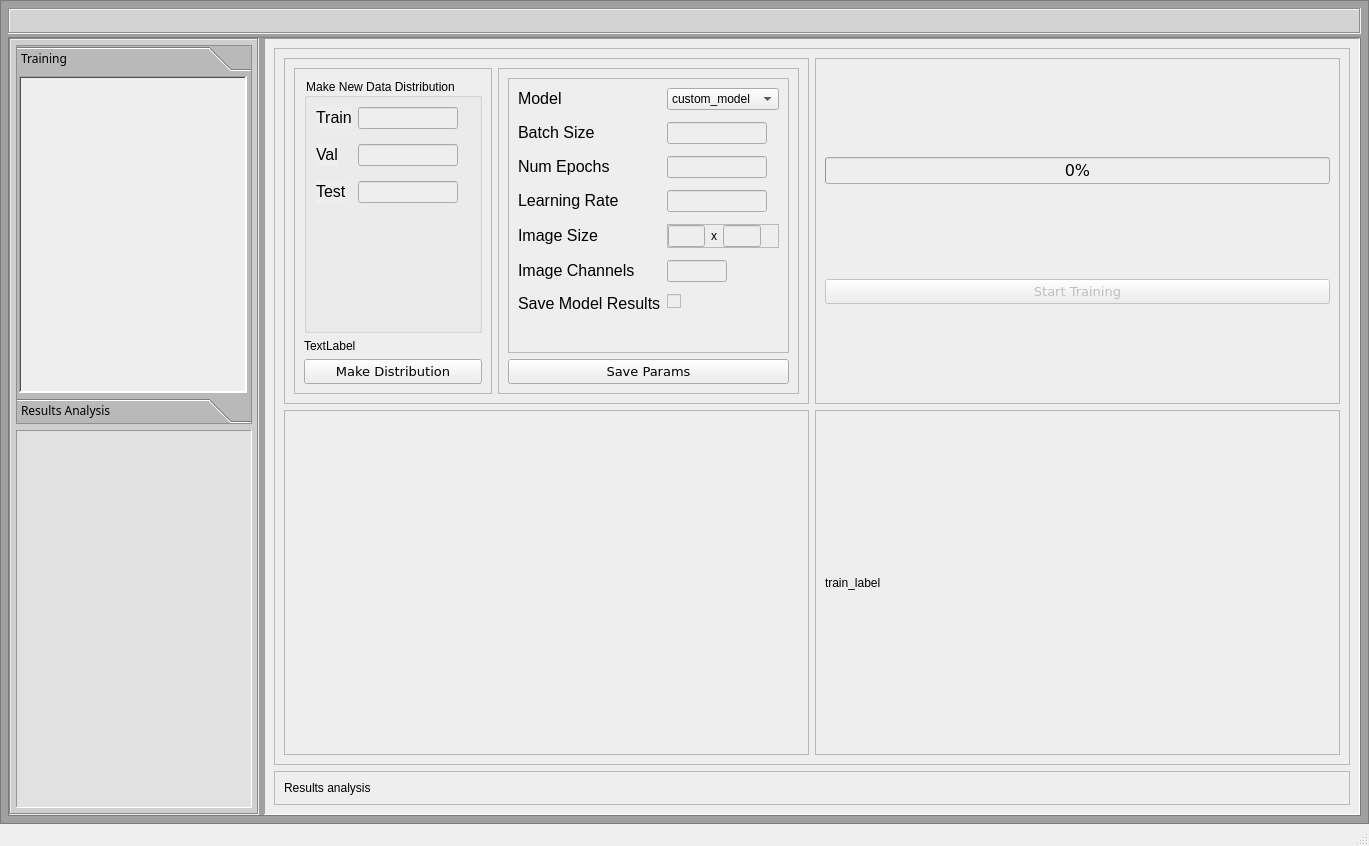
SantiagoSVS10/classification_tool, file gui/main_window.ui: the form before one commit.
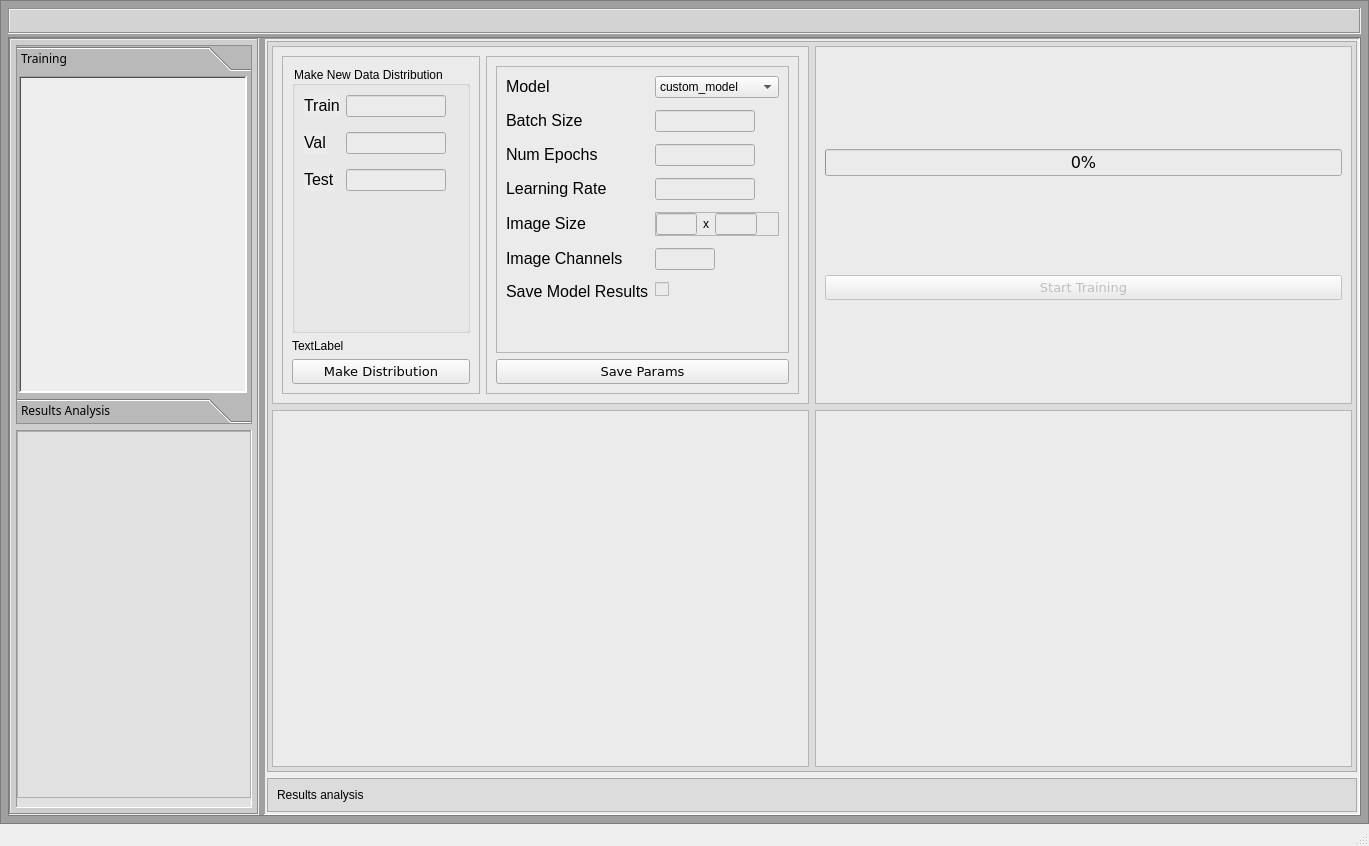
The form after the commit.

Diff of the .ui file:
```diff
--- a/gui/main_window.ui
+++ b/gui/main_window.ui
@@ -258,7 +258,7 @@
               </widget>
              </item>
              <item>
-              <widget class="QFrame" name="frame">
+              <widget class="QFrame" name="experiments_frame">
                <property name="styleSheet">
                 <string notr="true">background-color: rgb(225, 225, 225);</string>
                </property>
@@ -268,6 +268,20 @@
                <property name="frameShadow">
                 <enum>QFrame::Sunken</enum>
                </property>
+               <layout class="QVBoxLayout" name="verticalLayout_11">
+                <property name="leftMargin">
+                 <number>0</number>
+                </property>
+                <property name="topMargin">
+                 <number>0</number>
+                </property>
+                <property name="rightMargin">
+                 <number>0</number>
+                </property>
+                <item>
+                 <widget class="QListWidget" name="qt_experiments_list"/>
+                </item>
+               </layout>
               </widget>
              </item>
             </layout>
@@ -288,8 +302,23 @@
              <number>5</number>
             </property>
             <layout class="QVBoxLayout" name="verticalLayout_8">
+             <property name="leftMargin">
+              <number>2</number>
+             </property>
+             <property name="topMargin">
+              <number>2</number>
+             </property>
+             <property name="rightMargin">
+              <number>2</number>
+             </property>
+             <property name="bottomMargin">
+              <number>2</number>
+             </property>
              <item>
               <widget class="QFrame" name="R_up_frame">
+               <property name="styleSheet">
+                <string notr="true">background-color: rgb(220, 220, 220);</string>
+               </property>
                <property name="frameShape">
                 <enum>QFrame::StyledPanel</enum>
                </property>
@@ -297,8 +326,23 @@
                 <enum>QFrame::Raised</enum>
                </property>
                <layout class="QGridLayout" name="gridLayout" rowstretch="1,1" columnstretch="1,1">
+                <property name="leftMargin">
+                 <number>4</number>
+                </property>
+                <property name="topMargin">
+                 <number>4</number>
+                </property>
+                <property name="rightMargin">
+                 <number>4</number>
+                </property>
+                <property name="bottomMargin">
+                 <number>4</number>
+                </property>
                 <item row="0" column="0">
                  <widget class="QFrame" name="params_frame">
+                  <property name="styleSheet">
+                   <string notr="true">background-color: rgb(235, 235, 235);</string>
+                  </property>
                   <property name="frameShape">
                    <enum>QFrame::StyledPanel</enum>
                   </property>
@@ -431,8 +475,8 @@
                           <rect>
                            <x>0</x>
                            <y>0</y>
-                           <width>306</width>
-                           <height>265</height>
+                           <width>318</width>
+                           <height>277</height>
                           </rect>
                          </property>
                          <layout class="QFormLayout" name="formLayout">
@@ -687,6 +731,9 @@
                 </item>
                 <item row="0" column="1">
                  <widget class="QFrame" name="train_frame">
+                  <property name="styleSheet">
+                   <string notr="true">background-color: rgb(235, 235, 235);</string>
+                  </property>
                   <property name="frameShape">
                    <enum>QFrame::StyledPanel</enum>
                   </property>
@@ -739,6 +786,9 @@
                 </item>
                 <item row="1" column="0">
                  <widget class="QFrame" name="distribution_frame">
+                  <property name="styleSheet">
+                   <string notr="true">background-color: rgb(235, 235, 235);</string>
+                  </property>
                   <property name="frameShape">
                    <enum>QFrame::StyledPanel</enum>
                   </property>
@@ -758,6 +808,9 @@
                 </item>
                 <item row="1" column="1">
                  <widget class="QFrame" name="training_frame">
+                  <property name="styleSheet">
+                   <string notr="true">background-color: rgb(235, 235, 235);</string>
+                  </property>
                   <property name="frameShape">
                    <enum>QFrame::StyledPanel</enum>
                   </property>
@@ -768,7 +821,7 @@
                    <item>
                     <widget class="QLabel" name="train_label">
                      <property name="text">
-                      <string>train_label</string>
+                      <string/>
                      </property>
                     </widget>
                    </item>
@@ -780,6 +833,9 @@
              </item>
              <item>
               <widget class="QFrame" name="R_bot_frame">
+               <property name="styleSheet">
+                <string notr="true">background-color: rgb(220, 220, 220);</string>
+               </property>
                <property name="frameShape">
                 <enum>QFrame::StyledPanel</enum>
                </property>
```
